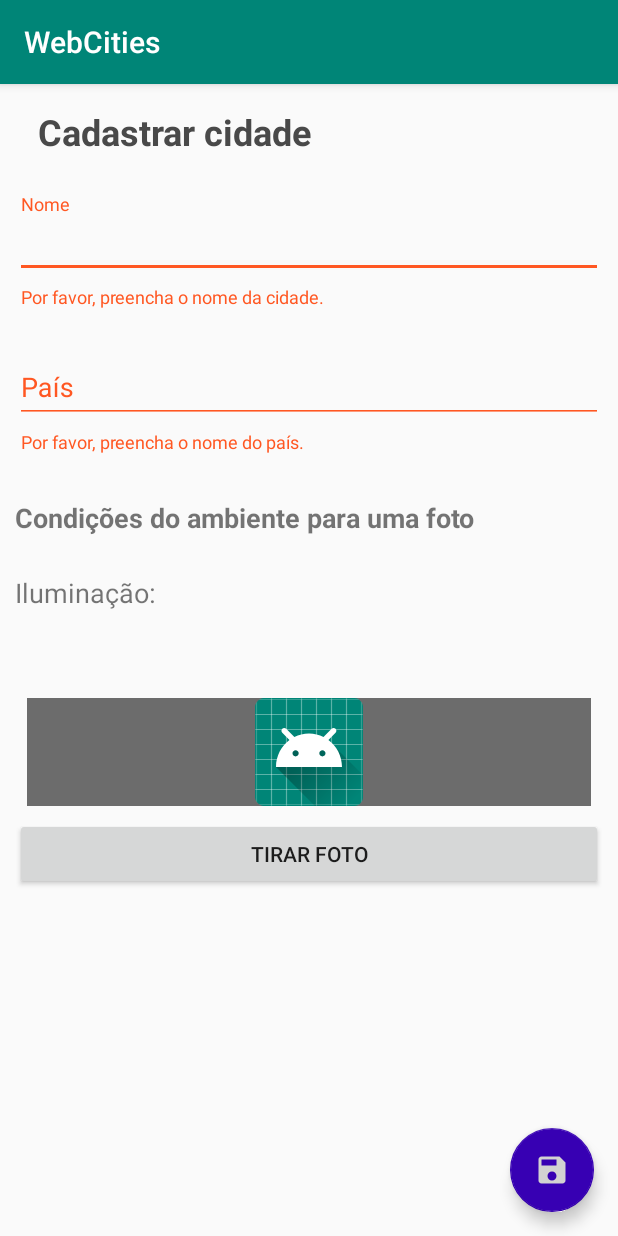
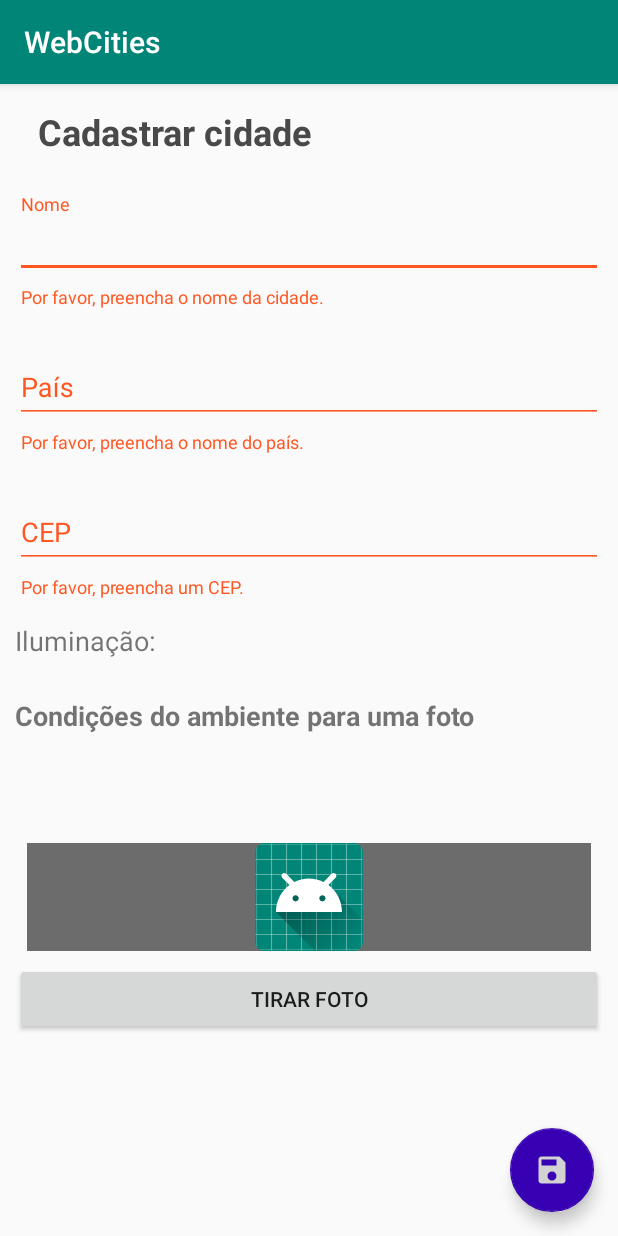
Before and after one commit to glodzienski/advanced-android, an Android app: the CityFormActivity screen opened directly, with no data from a screen before it, after a tap on an icon or button, on a phone screen of 412 x 824 dp. Run offline under Robolectric (Android 15) with nearby library versions, the phone set to English and light mode, and no system bars.

Commit message:
- Corrigido nome dos pacotes para singular. - Adicionado mask no campo de CEP, alias adicionado utils para mask de campos edits. - Desenvolvido porém não testado ViaCepService.kt para consultar cep após o usuário digitar um cep.

```diff
--- a/WebCities/app/src/main/AndroidManifest.xml
+++ b/WebCities/app/src/main/AndroidManifest.xml
@@ -15,7 +15,6 @@
             android:supportsRtl="true"
             android:theme="@style/AppTheme"
             android:usesCleartextTraffic="true">
-        <activity android:name=".ui.activity.MainActivity"/>
         <activity android:name=".ui.activity.CityFormActivity"/>
         <activity
                 android:name=".ui.activity.CityListActivity"
--- a/WebCities/app/src/main/java/com/example/webcities/dummy/CitiesContent.kt
+++ b/WebCities/app/src/main/java/com/example/webcities/dummy/CitiesContent.kt
@@ -1,6 +1,6 @@
 package com.example.webcities.dummy
 
-import com.example.webcities.entities.City
+import com.example.webcities.entity.City
 import java.util.HashMap
 
 object CitiesContent {
--- a/WebCities/app/src/main/java/com/example/webcities/entities/City.kt
+++ b/WebCities/app/src/main/java/com/example/webcities/entity/City.kt
@@ -1,4 +1,4 @@
-package com.example.webcities.entities
+package com.example.webcities.entity
 
 import java.io.Serializable
 
--- a/WebCities/app/src/main/java/com/example/webcities/repositories/CityRepository.kt
+++ b/WebCities/app/src/main/java/com/example/webcities/repository/CityRepository.kt
@@ -1,6 +1,6 @@
-package com.example.webcities.repositories
+package com.example.webcities.repository
 
-import com.example.webcities.entities.City
+import com.example.webcities.entity.City
 import com.google.firebase.database.DatabaseReference
 import com.google.firebase.database.FirebaseDatabase
 
--- a/WebCities/app/src/main/java/com/example/webcities/ui/activity/CityDetailActivity.kt
+++ b/WebCities/app/src/main/java/com/example/webcities/ui/activity/CityDetailActivity.kt
@@ -7,8 +7,8 @@ import android.view.MenuItem
 import com.example.webcities.ui.fragment.CityDetailFragment
 import com.example.webcities.R
 import com.example.webcities.dummy.CitiesContent
-import com.example.webcities.entities.City
-import com.example.webcities.utils.ImageBuilder
+import com.example.webcities.entity.City
+import com.example.webcities.util.ImageBuilder
 import kotlinx.android.synthetic.main.activity_city_detail.*
 
 class CityDetailActivity : AppCompatActivity() {
--- a/WebCities/app/src/main/java/com/example/webcities/ui/activity/CityFormActivity.kt
+++ b/WebCities/app/src/main/java/com/example/webcities/ui/activity/CityFormActivity.kt
@@ -16,11 +16,13 @@ import android.provider.MediaStore
 import android.support.v4.content.FileProvider
 import android.util.Log
 import android.view.View
-import com.example.webcities.utils.FieldValidator
+import com.example.webcities.DTO.AddressDTO
+import com.example.webcities.util.FieldValidator
 import com.example.webcities.dummy.CitiesContent
-import com.example.webcities.entities.City
-import com.example.webcities.repositories.CityRepository
-import com.example.webcities.utils.ImageBuilder
+import com.example.webcities.entity.City
+import com.example.webcities.repository.CityRepository
+import com.example.webcities.util.ImageBuilder
+import com.example.webcities.util.MaskEditUtil
 import kotlinx.android.synthetic.main.activity_city_form.*
 import java.io.File
 import java.io.IOException
@@ -33,6 +35,7 @@ class CityFormActivity : AppCompatActivity(), SensorEventListener {
     var imageFilePath: String = ""
     lateinit var fieldValidator: FieldValidator
     lateinit var city: City
+    lateinit var address: AddressDTO
 
     override fun onCreate(savedInstanceState: Bundle?) {
         super.onCreate(savedInstanceState)
@@ -50,6 +53,8 @@ class CityFormActivity : AppCompatActivity(), SensorEventListener {
         }
 
         fieldValidator = FieldValidator(this)
+
+        edtCep.addTextChangedListener(MaskEditUtil.mask(edtCep, MaskEditUtil.FORMAT_CEP))
 
         btnAddPhoto.setOnClickListener {
             try {
@@ -71,54 +76,8 @@ class CityFormActivity : AppCompatActivity(), SensorEventListener {
         }
     }
 
-    override fun onActivityResult(requestCode: Int, resultCode: Int, data: Intent?) {
-        super.onActivityResult(requestCode, resultCode, data)
-
-        when (requestCode) {
-            CAMERA_REQUEST_CODE -> {
-                if (resultCode == Activity.RESULT_OK) {
-                    imgCity.setImageBitmap(ImageBuilder.prepare(imageFilePath, imgCity.width, imgCity.height))
-                    turnOffListenerSensor()
-                } else if (resultCode == Activity.RESULT_CANCELED) {
-                    File(imageFilePath).deleteOnExit()
-                    imageFilePath = ""
-                    turnOnListenerSensor()
-                }
-            }
-        }
-    }
-
-    private fun createImageFile(): File {
-        val timeStamp: String = SimpleDateFormat("yyyyMMdd_HHmmss").format(Date())
-        val imageFileName: String = "FOTA_" + timeStamp + "_"
-
-        val storageDir: File = getExternalFilesDir(Environment.DIRECTORY_PICTURES)
-
-        if (!storageDir.exists()) {
-            storageDir.mkdirs()
-        }
-
-        val imageFile = File.createTempFile(imageFileName, ".png", storageDir)
-        imageFilePath = imageFile.absolutePath
-
-        return imageFile
-    }
-
     private fun isEditing(): Boolean {
         return ::city.isInitialized
-    }
-
-    private fun startCamera() {
-        val imageFile = createImageFile()
-        val callCameraIntent = Intent(MediaStore.ACTION_IMAGE_CAPTURE_SECURE)
-
-        if (callCameraIntent.resolveActivity(packageManager) !== null) {
-            val authorities = "$packageName.fileprovider"
-            val imageUri = FileProvider.getUriForFile(this, authorities, imageFile)
-            callCameraIntent.putExtra(MediaStore.EXTRA_OUTPUT, imageUri)
-
-            startActivityForResult(callCameraIntent, CAMERA_REQUEST_CODE)
-        }
     }
 
     private fun saveCity() {
@@ -156,7 +115,65 @@ class CityFormActivity : AppCompatActivity(), SensorEventListener {
             "Por favor, preencha o nome do país."
         )
 
+        val cepOk = fieldValidator.isEditTextFilled(
+            edtCep,
+            text_input_layout_cep,
+            "Por favor, preencha um CEP."
+        )
+        // TODO não deixar passar se o cep for invalido
+
         return nameOk && countryOk
+    }
+
+    /*
+    * Sessão com lógica da câmera
+    *
+    * */
+
+    private fun startCamera() {
+        val imageFile = createImageFile()
+        val callCameraIntent = Intent(MediaStore.ACTION_IMAGE_CAPTURE_SECURE)
+
+        if (callCameraIntent.resolveActivity(packageManager) !== null) {
+            val authorities = "$packageName.fileprovider"
+            val imageUri = FileProvider.getUriForFile(this, authorities, imageFile)
+            callCameraIntent.putExtra(MediaStore.EXTRA_OUTPUT, imageUri)
+
+            startActivityForResult(callCameraIntent, CAMERA_REQUEST_CODE)
+        }
+    }
+
+    override fun onActivityResult(requestCode: Int, resultCode: Int, data: Intent?) {
+        super.onActivityResult(requestCode, resultCode, data)
+
+        when (requestCode) {
+            CAMERA_REQUEST_CODE -> {
+                if (resultCode == Activity.RESULT_OK) {
+                    imgCity.setImageBitmap(ImageBuilder.prepare(imageFilePath, imgCity.width, imgCity.height))
+                    turnOffListenerSensor()
+                } else if (resultCode == Activity.RESULT_CANCELED) {
+                    File(imageFilePath).deleteOnExit()
+                    imageFilePath = ""
+                    turnOnListenerSensor()
+                }
+            }
+        }
+    }
+
+    private fun createImageFile(): File {
+        val timeStamp: String = SimpleDateFormat("yyyyMMdd_HHmmss").format(Date())
+        val imageFileName: String = "FOTA_" + timeStamp + "_"
+
+        val storageDir: File = getExternalFilesDir(Environment.DIRECTORY_PICTURES)
+
+        if (!storageDir.exists()) {
+            storageDir.mkdirs()
+        }
+
+        val imageFile = File.createTempFile(imageFileName, ".png", storageDir)
+        imageFilePath = imageFile.absolutePath
+
+        return imageFile
     }
 
     /*
--- a/WebCities/app/src/main/java/com/example/webcities/ui/fragment/CityDetailFragment.kt
+++ b/WebCities/app/src/main/java/com/example/webcities/ui/fragment/CityDetailFragment.kt
@@ -7,7 +7,7 @@ import android.view.View
 import android.view.ViewGroup
 import com.example.webcities.R
 import com.example.webcities.dummy.CitiesContent
-import com.example.webcities.entities.City
+import com.example.webcities.entity.City
 import kotlinx.android.synthetic.main.activity_city_detail.*
 import kotlinx.android.synthetic.main.city_detail.view.*
 
--- a/WebCities/app/src/main/java/com/example/webcities/utils/DialogOnConfirm.kt
+++ b/WebCities/app/src/main/java/com/example/webcities/util/DialogOnConfirm.kt
@@ -1,4 +1,4 @@
-package com.example.webcities.utils
+package com.example.webcities.util
 
 import android.app.AlertDialog
 import android.content.Context
--- a/WebCities/app/src/main/java/com/example/webcities/utils/FieldValidator.kt
+++ b/WebCities/app/src/main/java/com/example/webcities/util/FieldValidator.kt
@@ -1,4 +1,4 @@
-package com.example.webcities.utils
+package com.example.webcities.util
 
 import android.view.WindowManager
 import android.app.Activity
--- a/WebCities/app/src/main/java/com/example/webcities/utils/ImageBuilder.kt
+++ b/WebCities/app/src/main/java/com/example/webcities/util/ImageBuilder.kt
@@ -1,4 +1,4 @@
-package com.example.webcities.utils
+package com.example.webcities.util
 
 import android.graphics.Bitmap
 import android.graphics.BitmapFactory
--- a/WebCities/app/src/main/res/layout/activity_city_form.xml
+++ b/WebCities/app/src/main/res/layout/activity_city_form.xml
@@ -57,6 +57,26 @@
                         android:ems="10"
                         android:id="@+id/edtCountry" android:inputType="text"/>
             </android.support.design.widget.TextInputLayout>
+            <android.support.design.widget.TextInputLayout
+                    android:id="@+id/text_input_layout_cep"
+                    android:layout_width="match_parent"
+                    android:layout_height="match_parent"
+                    android:paddingTop="10dp"
+                    android:paddingBottom="10dp">
+
+                <EditText
+                        android:layout_width="match_parent"
+                        android:layout_height="wrap_content"
+                        android:hint="CEP"
+                        android:ems="10"
+                        android:id="@+id/edtCep" android:inputType="number"/>
+            </android.support.design.widget.TextInputLayout>
+            <TextView
+                    android:text="Iluminação:"
+                    android:layout_width="match_parent"
+                    android:layout_height="wrap_content" android:id="@+id/iluminacao_status_label"
+                    android:textSize="18sp"
+                    android:layout_marginVertical="5dp"/>
             <TextView
                     android:id="@+id/photo_conditions_enviroment_label"
                     android:text="Condições do ambiente para uma foto"
@@ -64,12 +84,6 @@
                     android:layout_height="wrap_content"
                     android:layout_marginVertical="20dp"
                     android:textStyle="bold" android:textSize="18sp" android:visibility="gone"/>
-            <TextView
-                    android:text="Iluminação:"
-                    android:layout_width="match_parent"
-                    android:layout_height="wrap_content" android:id="@+id/iluminacao_status_label"
-                    android:textSize="18sp"
-                    android:layout_marginVertical="5dp"/>
             <TextView
                     android:layout_width="match_parent"
                     android:layout_height="wrap_content" android:id="@+id/iluminacao_status_value"
```
Also changed, not shown: WebCities/app/src/main/java/com/example/webcities/DTO/AddressDTO.kt (added, +11 -0 lines), WebCities/app/src/main/java/com/example/webcities/adapter/CitiesRecyclerViewAdapter.kt (renamed from WebCities/app/src/main/java/com/example/webcities/adapters/CitiesRecyclerViewAdapter.kt, +4 -4 lines), WebCities/app/src/main/java/com/example/webcities/service/ViaCepApiService.kt (added, +11 -0 lines), WebCities/app/src/main/java/com/example/webcities/service/ViaCepService.kt (added, +56 -0 lines), WebCities/app/src/main/java/com/example/webcities/ui/activity/CityListActivity.kt (+3 -4 lines), WebCities/app/src/main/java/com/example/webcities/util/MaskEditUtil.kt (added, +65 -0 lines).
